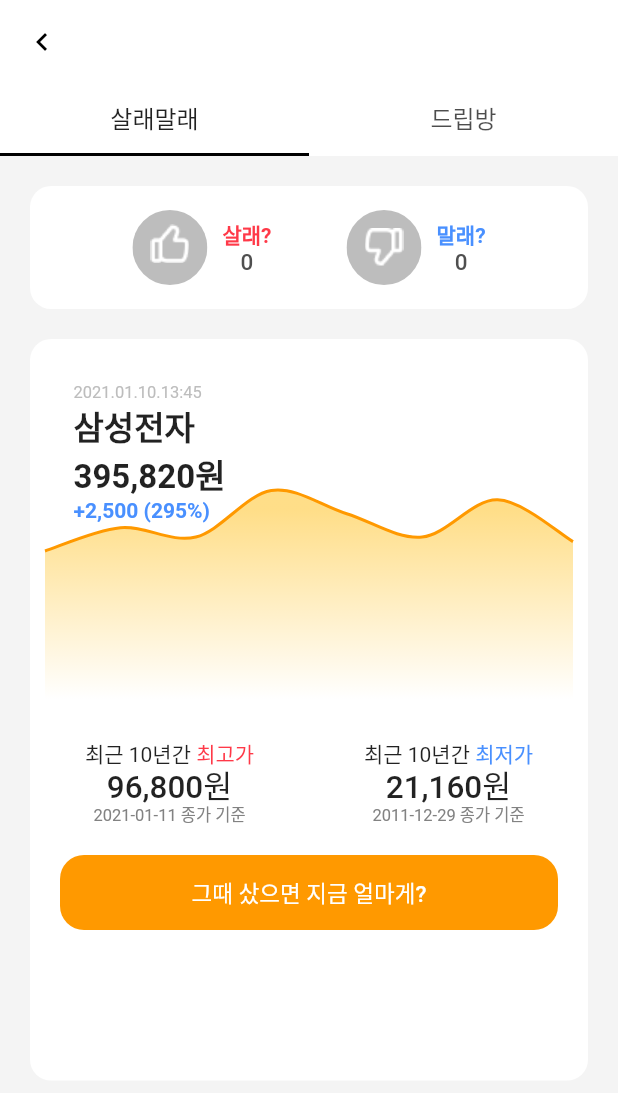
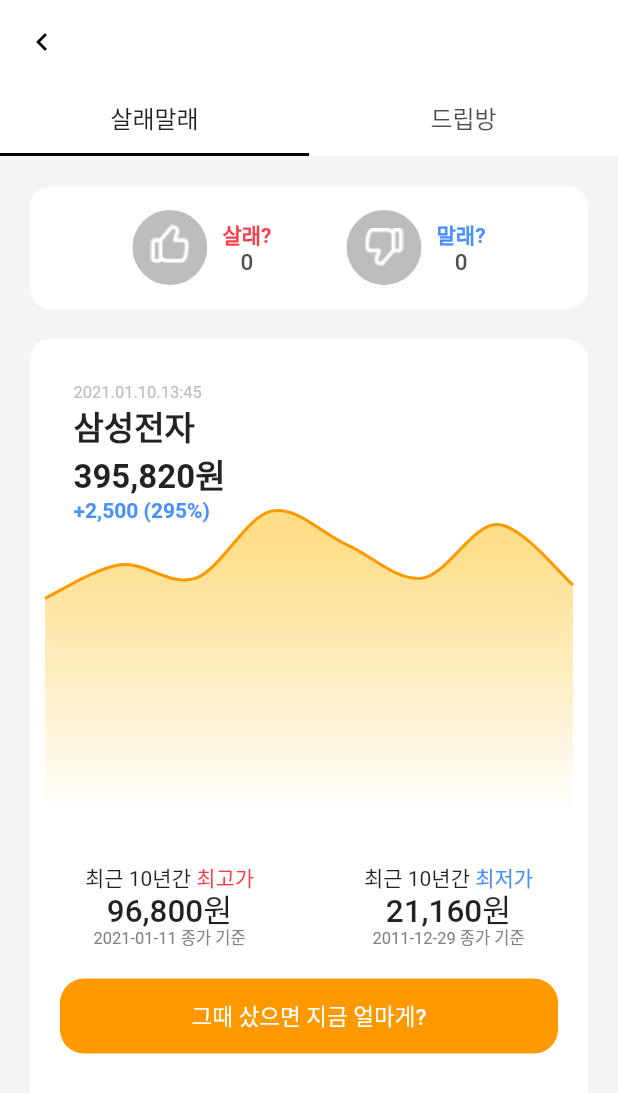
Before and after one commit to Fun-d-6th-Stock-King/should-have-bought-app, a Flutter app: the StockDetailScreen screen opened directly with empty values, on a phone screen of 412 x 824 dp. Shown: the top 1093 px of the screen. Run offline on Flutter 3.47's test engine with Material 2 defaults, Android fonts, the phone set to English and light mode, and no system bars; our stand-ins replace auto_size_text, carousel_slider, emoji_picker_flutter, firebase_auth, firebase_core, flutter_dotenv and 4 more; missing offline and left inert: kakao_flutter_sdk; accounts and stored records are empty; network calls fail.

Commit message:
드립방 이름,날짜 추가

```diff
--- a/lib/models/drip_room/evaluation_item.dart
+++ b/lib/models/drip_room/evaluation_item.dart
@@ -10,9 +10,10 @@ class EvaluationItem {
   final String cons;
   final String uid;
   final int likeCount;
-
+  final String displayName;
+  final String createdDate;
   EvaluationItem(
-      {@required this.id, @required this.code, @required this.company, @required this.pros, @required this.cons, @required this.uid, @required this.likeCount});
+      {@required this.id, @required this.code, @required this.company, @required this.pros, @required this.cons, @required this.uid, @required this.likeCount, @required this.displayName, @required this.createdDate});
 
   factory EvaluationItem.fromJson(dynamic json) {
     return EvaluationItem(
@@ -22,7 +23,9 @@ class EvaluationItem {
         pros: json['pros'] ?? '',
         cons: json['cons'] ?? '',
         uid: json['uid'] ?? '',
-        likeCount: json['likeCount'] ?? 0
+        likeCount: json['likeCount'] ?? 0,
+        displayName: json['displayName'] ?? '닉네임',
+        createdDate: json['createdDate'] ?? '',
     );
   }
 
@@ -34,7 +37,9 @@ class EvaluationItem {
       'pros': pros,
       'cons': cons,
       'uid': uid,
-      'likeCount': likeCount
+      'likeCount': likeCount,
+      'displayName': displayName,
+      'createdDate': createdDate,
     };
   }
 
--- a/lib/screens/buy_or_not/buy_or_not_tab_screen.dart
+++ b/lib/screens/buy_or_not/buy_or_not_tab_screen.dart
@@ -15,13 +15,15 @@ class BuyorNotTabScreen extends StatelessWidget {
   @override
   Widget build(BuildContext context) {
     return Padding(
-      padding: const EdgeInsets.all(20),
+      padding: const EdgeInsets.only(left:20, top:20,right: 20),
+      child: SingleChildScrollView(
         child: Column(
           children: [
             BuyorNotSelectWidget(evaluationItem.code),
             SizedBox(height: 20),
             HowToBoughtThenWidget(),
           ],
+        ),
       ),
     );
   }
@@ -30,9 +32,8 @@ class BuyorNotTabScreen extends StatelessWidget {
 class HowToBoughtThenWidget extends StatelessWidget {
   @override
   Widget build(BuildContext context) {
-    print(MediaQuery.of(context).size.height);
     return Container(
-      height: MediaQuery.of(context).size.height * 0.6,
+      height: MediaQuery.of(context).size.height * 0.7,
       decoration: BoxDecoration(
         borderRadius: BorderRadius.circular(14),
         color: Colors.white,
@@ -45,7 +46,7 @@ class HowToBoughtThenWidget extends StatelessWidget {
               Padding(
                 padding: const EdgeInsets.only(top:60),
                 child: Container(
-                    height: MediaQuery.of(context).size.width * 0.5,
+                    height: MediaQuery.of(context).size.height * 0.35,
                     child: BuyOrNotChartWidget()
                 ),
               ),
@@ -71,7 +72,6 @@ class HowToBoughtThenWidget extends StatelessWidget {
               ),
             ],
           ),
-          //urrentStockChartWidget(),
           Row(
             mainAxisAlignment: MainAxisAlignment.spaceAround,
             children: [
--- a/lib/screens/drip_room/drip_room_screen.dart
+++ b/lib/screens/drip_room/drip_room_screen.dart
@@ -213,14 +213,14 @@ class _CreateBestDripCardWidgetState extends State<BestDripCardWidget> {
                       crossAxisAlignment: CrossAxisAlignment.end,
                       children: [
                         Text(
-                          '닉네임',
+                          evaluationItem?.displayName ?? '',
                           style: TextStyle(
                               fontSize: 12,
                               fontWeight: FontWeight.w500,
                               height: 17 / 12),
                         ),
                         Text(
-                          '2020-03-04',
+                          evaluationItem?.createdDate ?? '',
                           style: TextStyle(
                               fontSize: 11,
                               fontWeight: FontWeight.w300,
```
Lines whose indentation alone changed are shown as unchanged.
